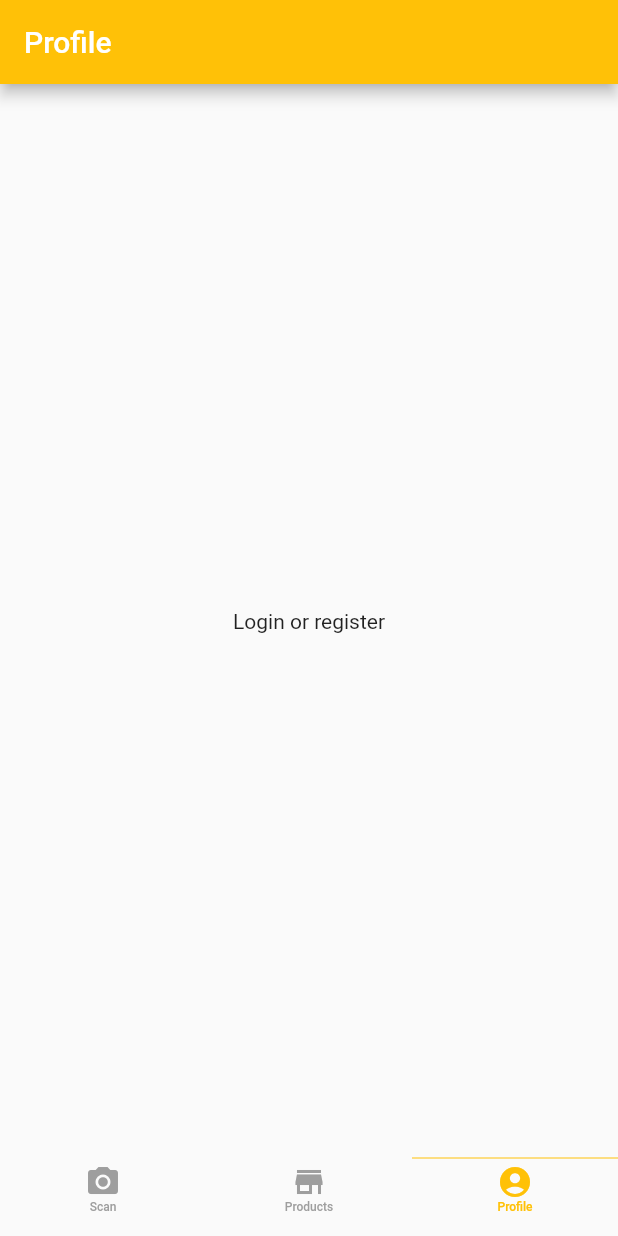
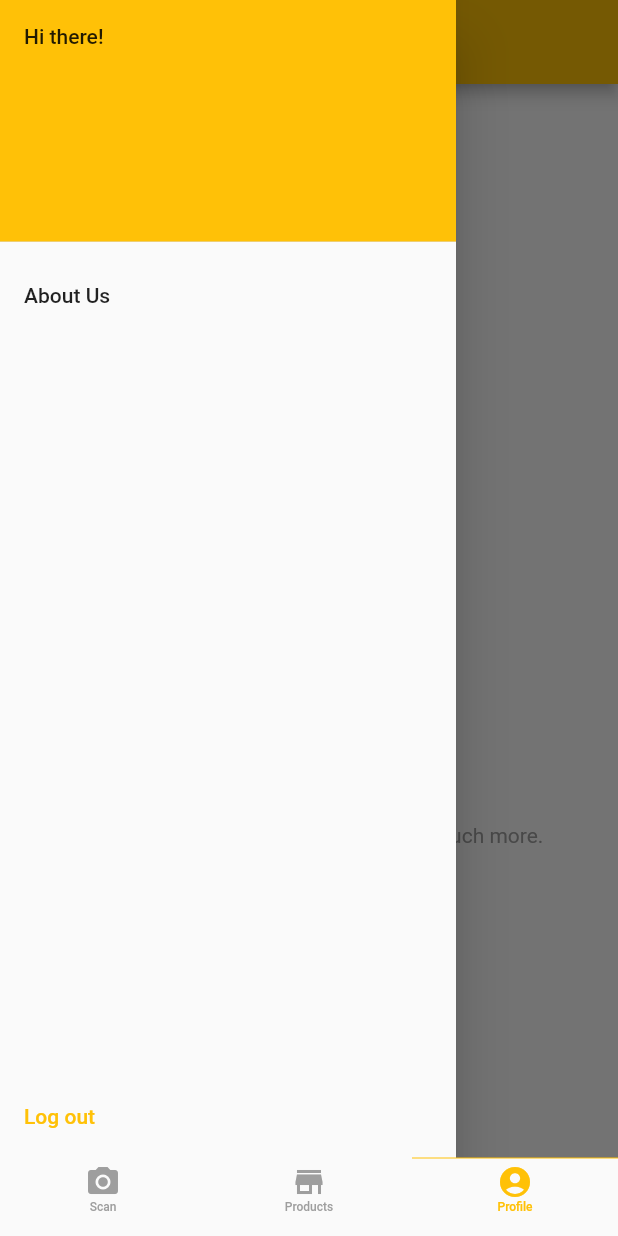
Before and after one commit to Syamgith/udesign, a Flutter app: the screen it shows after launch, item 3 of the bottom bar chosen, with the side drawer open (before the commit the screen has no drawer), on a phone screen of 412 x 824 dp. Run offline on Flutter 3.47's test engine with Material 2 defaults, Android fonts, the phone set to English and light mode, and no system bars; missing offline and left inert: arcore_flutter_plugin; network calls fail.

Commit message:
ui changes + skeleton codes

```diff
--- /dev/null
+++ b/lib/components/drawer_widget.dart
@@ -0,0 +1,42 @@
+import 'package:flutter/material.dart';
+import 'package:udesign/screens/aboutus_screen.dart';
+
+class DrawerWidget extends StatelessWidget {
+  const DrawerWidget({
+    Key key,
+  }) : super(key: key);
+
+  @override
+  Widget build(BuildContext context) {
+    return Drawer(
+        child: Column(
+      crossAxisAlignment: CrossAxisAlignment.stretch,
+      children: <Widget>[
+        DrawerHeader(
+          decoration: BoxDecoration(
+            color: Theme.of(context).primaryColor,
+          ),
+          child: Text('Hi there!'),
+        ),
+        ListTile(
+          title: Text('About Us'),
+          onTap: () {
+            Navigator.of(context)
+                .push(MaterialPageRoute(builder: (context) => AboutUs()));
+          },
+        ),
+        Spacer(),
+        ListTile(
+          title: Text(
+            'Log out',
+            style: TextStyle(color: Theme.of(context).accentColor),
+          ),
+          onTap: () {
+            // Update the state of the app.
+            // ...
+          },
+        ),
+      ],
+    ));
+  }
+}
--- /dev/null
+++ b/lib/resources/style_resourses.dart
@@ -0,0 +1,5 @@
+import 'package:flutter/material.dart';
+
+class StyleResourse {
+  static const AppBarTitleStyle = TextStyle(color: Colors.grey);
+}
--- a/lib/screens/profile_screen.dart
+++ b/lib/screens/profile_screen.dart
@@ -1,17 +1,65 @@
 import 'package:flutter/material.dart';
+import 'package:udesign/components/drawer_widget.dart';
+import 'package:udesign/resources/style_resourses.dart';
+import 'package:udesign/screens/login_screen.dart';
+import 'package:udesign/screens/register_screen.dart';
 
 class ProfileScreen extends StatelessWidget {
   @override
   Widget build(BuildContext context) {
     return Scaffold(
+      drawer: DrawerWidget(),
       appBar: AppBar(
+        centerTitle: true,
+        iconTheme: IconThemeData(color: Colors.white),
         title: Text(
           'Profile',
-          style: TextStyle(color: Colors.white),
+          style: StyleResourse.AppBarTitleStyle,
         ),
       ),
-      body: Center(child: Text('Login or register')),
+      body: Column(
+        mainAxisAlignment: MainAxisAlignment.spaceAround,
+        children: [
+          Center(child: Text('Hi guest!')),
+          loginOrRegisterButton(context),
+        ],
+      ),
     );
     ;
   }
+
+  Widget loginOrRegisterButton(context) {
+    return Column(
+      children: [
+        Text(
+          'For personalized recomendations and much more.',
+          style: TextStyle(color: Colors.grey),
+        ),
+        Row(
+          mainAxisAlignment: MainAxisAlignment.center,
+          children: [
+            TextButton(
+                onPressed: () {
+                  Navigator.of(context).push(
+                      MaterialPageRoute(builder: (context) => LoginScreen()));
+                },
+                child: Text(
+                  'Login',
+                  style: TextStyle(fontSize: 20),
+                )),
+            Text('or'),
+            TextButton(
+                onPressed: () {
+                  Navigator.of(context).push(MaterialPageRoute(
+                      builder: (context) => RegisterScreen()));
+                },
+                child: Text(
+                  'Register',
+                  style: TextStyle(fontSize: 20),
+                )),
+          ],
+        ),
+      ],
+    );
+  }
 }
```
Also changed, not shown: lib/screens/aboutus_screen.dart (added, +12 -0 lines), lib/screens/login_screen.dart (added, +10 -0 lines), lib/screens/products_screen.dart (+6 -1 lines), lib/screens/register_screen.dart (added, +10 -0 lines), lib/screens/scan_screen.dart (+19 -2 lines), lib/screens/splash_screen.dart (added, +12 -0 lines), assets/logo.jpeg (added), 18 other files.
